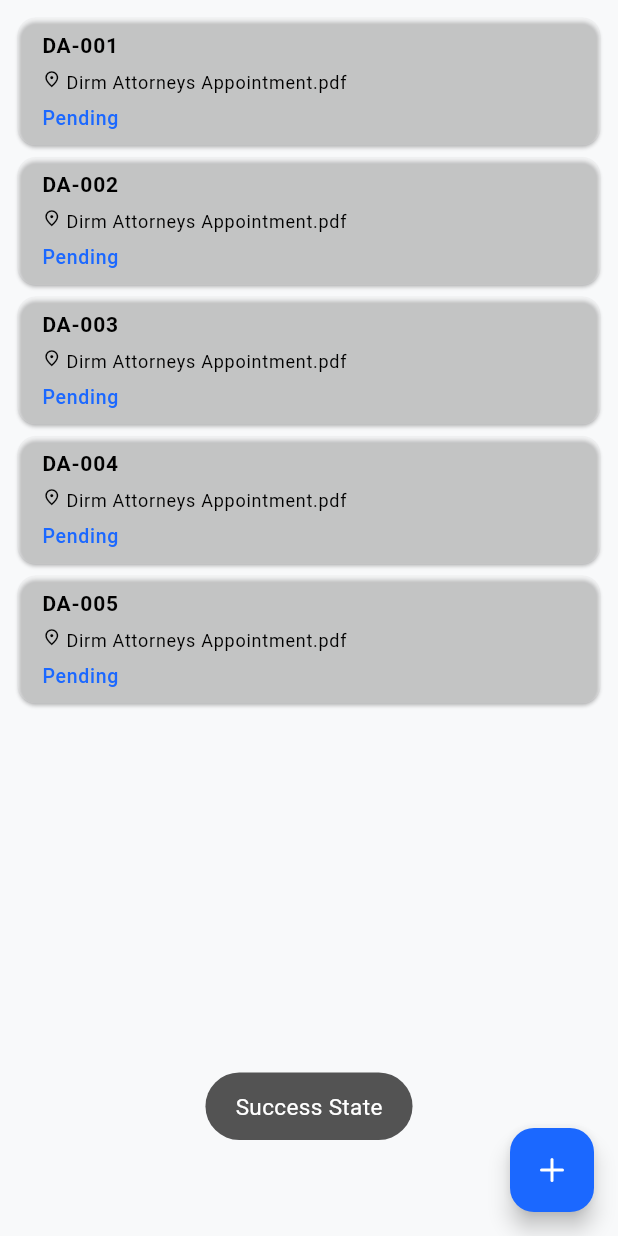
After one commit to infinite-dev22/law_mobile_app, a Flutter app: the AppointmentsPage screen opened directly, on a phone screen of 412 x 824 dp. The commit adds this screen. Run offline on Flutter 3.47's test engine with Material 3 defaults, Android fonts, the phone set to English and light mode, and no system bars; our stand-ins replace awesome_extensions, bloc, equatable, flutter_bloc, flutter_feather_icons, icons_plus and 1 more.

Commit message:
Add appointments features

```diff
--- /dev/null
+++ b/lib/appointments/data/model/appointment.dart
@@ -0,0 +1,15 @@
+class Appointment {
+  String issueId;
+  String clientName;
+  String title;
+  String documentTitle;
+  String status;
+
+  Appointment(
+    this.issueId,
+    this.clientName,
+    this.title,
+    this.documentTitle,
+    this.status,
+  );
+}
--- /dev/null
+++ b/lib/appointments/data/repository/definition/appointment_repo.dart
@@ -0,0 +1,5 @@
+import '../../model/appointment.dart';
+
+abstract class AppointmentRepo {
+  Future<List<Appointment>> getAllAppointments(String authToken);
+}
--- /dev/null
+++ b/lib/appointments/data/repository/implementation/appointment_repo_impl.dart
@@ -0,0 +1,26 @@
+import '../../model/appointment.dart';
+import '../definition/appointment_repo.dart';
+
+class AppointmentRepoImpl extends AppointmentRepo {
+  @override
+  Future<List<Appointment>> getAllAppointments(String authToken) async {
+    // TODO: implement getAllAppointments
+    // throw UnimplementedError();
+    List<Appointment> getAppointments() {
+      return [
+        Appointment('DA-001', 'Admin', 'Demo Appointment 2', 'Dirm Attorneys Appointment.pdf',
+            'Pending'),
+        Appointment('DA-002', 'Admin', 'Demo Legal Appointment',
+            'Dirm Attorneys Appointment.pdf', 'Pending'),
+        Appointment('DA-003', 'Admin', 'Demo Legal Appointment',
+            'Dirm Attorneys Appointment.pdf', 'Pending'),
+        Appointment('DA-004', 'Admin', 'Demo Legal Appointment',
+            'Dirm Attorneys Appointment.pdf', 'Pending'),
+        Appointment('DA-005', 'Admin', 'Demo Legal Appointment',
+            'Dirm Attorneys Appointment.pdf', 'Pending'),
+      ];
+    }
+
+    return getAppointments();
+  }
+}
--- /dev/null
+++ b/lib/appointments/presentation/bloc/appointment_page/appointments_page_bloc.dart
@@ -0,0 +1,88 @@
+import 'dart:developer';
+
+import 'package:bloc/bloc.dart';
+import 'package:equatable/equatable.dart';
+import 'package:flutter/foundation.dart';
+
+import '../../../../Global/Variables/app_runtime_values.dart';
+import '../../../data/model/appointment.dart';
+import '../../../data/repository/implementation/appointment_repo_impl.dart';
+
+part 'appointments_page_event.dart';
+part 'appointments_page_state.dart';
+
+class AppointmentsPageBloc
+    extends Bloc<AppointmentsPageEvent, AppointmentsPageState> {
+  AppointmentsPageBloc() : super(const AppointmentsPageState()) {
+    on<RefreshAppointmentsEvent>(_mapRefreshAppointmentsToState);
+    on<LoadAppointmentsEvent>(_mapFetchAppointmentsToState);
+  }
+
+  _mapRefreshAppointmentsToState(
+      RefreshAppointmentsEvent event, Emitter<AppointmentsPageState> emit) async {
+    emit(state.copyWith(status: AppointmentsPageStatus.loading));
+    await AppointmentRepoImpl()
+        .getAllAppointments(currentUserToken)
+        .then((appointments) {
+      if (appointments.isNotEmpty) {
+        emit(state.copyWith(
+            status: AppointmentsPageStatus.success, appointments: appointments));
+      } else {
+        emit(state.copyWith(status: AppointmentsPageStatus.empty));
+      }
+    }).onError((error, stackTrace) {
+      emit(state.copyWith(status: AppointmentsPageStatus.error));
+      if (kDebugMode) {
+        log("Error: $error");
+        log("Stacktrace: $stackTrace");
+      }
+    });
+  }
+
+  _mapFetchAppointmentsToState(
+      LoadAppointmentsEvent event, Emitter<AppointmentsPageState> emit) async {
+    emit(state.copyWith(status: AppointmentsPageStatus.loading));
+    await AppointmentRepoImpl()
+        .getAllAppointments(currentUserToken)
+        .then((appointments) {
+      if (appointments.isNotEmpty) {
+        emit(state.copyWith(
+            status: AppointmentsPageStatus.success, appointments: appointments));
+      } else {
+        emit(state.copyWith(status: AppointmentsPageStatus.empty));
+      }
+    }).onError((error, stackTrace) {
+      emit(state.copyWith(status: AppointmentsPageStatus.error));
+      if (kDebugMode) {
+        log("Error: $error");
+        log("Stacktrace: $stackTrace");
+      }
+    });
+  }
+
+  @override
+  void onEvent(AppointmentsPageEvent event) {
+    log(event.toString());
+    super.onEvent(event);
+  }
+
+  @override
+  void onTransition(
+      Transition<AppointmentsPageEvent, AppointmentsPageState> transition) {
+    log(transition.toString());
+    super.onTransition(transition);
+  }
+
+  @override
+  void onChange(Change<AppointmentsPageState> change) {
+    log(change.toString());
+    super.onChange(change);
+  }
+
+  @override
+  void onError(Object error, StackTrace stackTrace) {
+    log(error.toString());
+    log(stackTrace.toString());
+    super.onError(error, stackTrace);
+  }
+}
--- /dev/null
+++ b/lib/appointments/presentation/bloc/appointment_page/appointments_page_event.dart
@@ -0,0 +1,23 @@
+part of 'appointments_page_bloc.dart';
+
+sealed class AppointmentsPageEvent extends Equatable {
+  const AppointmentsPageEvent();
+
+  @override
+  List<Object?> get props => [];
+}
+
+class LoadAppointmentsEvent extends AppointmentsPageEvent {}
+
+class RefreshAppointmentsEvent extends AppointmentsPageEvent {}
+
+class LoadSingleAppointmentEvent extends AppointmentsPageEvent {
+  final int id;
+
+  const LoadSingleAppointmentEvent(this.id);
+
+  @override
+  List<Object?> get props => [id];
+}
+
+class AppointmentAddedEvent extends AppointmentsPageEvent {}
--- /dev/null
+++ b/lib/appointments/presentation/bloc/appointment_page/appointments_page_state.dart
@@ -0,0 +1,59 @@
+part of 'appointments_page_bloc.dart';
+
+enum AppointmentsPageStatus {
+  initial,
+  success,
+  loading,
+  error,
+  notFound,
+  empty,
+}
+
+extension AppointmentsPageStatusX on AppointmentsPageStatus {
+  bool get isInitial => this == AppointmentsPageStatus.initial;
+
+  bool get isSuccess => this == AppointmentsPageStatus.success;
+
+  bool get isLoading => this == AppointmentsPageStatus.loading;
+
+  bool get isError => this == AppointmentsPageStatus.error;
+
+  bool get isNotFound => this == AppointmentsPageStatus.notFound;
+
+  bool get isEmpty => this == AppointmentsPageStatus.empty;
+}
+
+@immutable
+class AppointmentsPageState extends Equatable {
+  final List<Appointment>? appointments;
+  final AppointmentsPageStatus status;
+  final Appointment? appointment;
+
+  const AppointmentsPageState({
+    this.appointments,
+    this.status = AppointmentsPageStatus.initial,
+    this.appointment,
+  });
+
+  @override
+  // TODO: implement props
+  List<Object?> get props => [
+    appointments,
+    status,
+    appointment,
+  ];
+
+  AppointmentsPageState copyWith({
+    List<Appointment>? appointments,
+    AppointmentsPageStatus? status,
+    Appointment? appointment,
+    bool? isAppointmentLoading,
+    String? message,
+  }) {
+    return AppointmentsPageState(
+      appointments: appointments ?? this.appointments,
+      status: status ?? this.status,
+      appointment: appointment ?? this.appointment,
+    );
+  }
+}
--- /dev/null
+++ b/lib/appointments/presentation/pages/appointments_page.dart
@@ -0,0 +1,69 @@
+import 'package:flutter/material.dart';
+import 'package:flutter_bloc/flutter_bloc.dart';
+import 'package:flutter_feather_icons/flutter_feather_icons.dart';
+import 'package:toast/toast.dart';
+
+import '../../../Global/Widgets/error_widget.dart';
+import '../../../Global/Widgets/loading_widget.dart';
+import '../bloc/appointment_page/appointments_page_bloc.dart';
+import '../widget/appointment_success_widget.dart';
+
+class AppointmentsPage extends StatelessWidget {
+  const AppointmentsPage({super.key});
+
+  @override
+  Widget build(BuildContext context) {
+    ToastContext().init(context);
+
+    return Scaffold(
+      floatingActionButton: FloatingActionButton(
+        child: const Icon(FeatherIcons.plus),
+        onPressed: () {
+          showModalBottomSheet(
+            context: context,
+            builder: (context) {
+              return const Center(
+                child: Text("Appointment Form here"),
+              );
+            },
+          );
+        },
+      ),
+      body: BlocConsumer<AppointmentsPageBloc, AppointmentsPageState>(
+        builder: (context, state) {
+          if (state.status.isInitial) {
+            context.read<AppointmentsPageBloc>().add(LoadAppointmentsEvent());
+          }
+          if (state.status.isSuccess) {
+            return const AppointmentSuccessWidget();
+          }
+          if (state.status.isLoading) {
+            return const GlobalLoadingWidget();
+          }
+          if (state.status.isError) {
+            return const GlobalErrorWidget();
+          }
+          return const GlobalLoadingWidget();
+        },
+        listener: (context, state) {
+          if (state.status.isInitial) {
+            Toast.show("Initial State",
+                duration: Toast.lengthShort, gravity: Toast.bottom);
+          }
+          if (state.status.isSuccess) {
+            Toast.show("Success State",
+                duration: Toast.lengthShort, gravity: Toast.bottom);
+          }
+          if (state.status.isLoading) {
+            Toast.show("Loading State",
+                duration: Toast.lengthShort, gravity: Toast.bottom);
+          }
+          if (state.status.isError) {
+            Toast.show("Error State",
+                duration: Toast.lengthShort, gravity: Toast.bottom);
+          }
+        },
+      ),
+    );
+  }
+}
--- /dev/null
+++ b/lib/appointments/presentation/widget/appointment_item_widget.dart
@@ -0,0 +1,71 @@
+import 'package:flutter/material.dart';
+
+import '../../../Global/Variables/colors.dart';
+import '../../data/model/appointment.dart';
+
+class AppointmentItem extends StatelessWidget {
+  const AppointmentItem({super.key, required this.data});
+
+  final Appointment data;
+
+  @override
+  Widget build(BuildContext context) {
+    return Row(
+      children: [
+        Expanded(
+          child: _buildInfo(),
+        )
+      ],
+    );
+  }
+
+  Widget _buildInfo() {
+    return Column(
+      crossAxisAlignment: CrossAxisAlignment.start,
+      children: [
+        Text(
+          data.issueId,
+          maxLines: 1,
+          overflow: TextOverflow.ellipsis,
+          style: const TextStyle(fontSize: 14, fontWeight: FontWeight.w600),
+        ),
+        const SizedBox(
+          height: 5,
+        ),
+        Row(
+          crossAxisAlignment: CrossAxisAlignment.start,
+          children: [
+            const Icon(
+              Icons.place_outlined,
+              size: 13,
+            ),
+            const SizedBox(
+              width: 3,
+            ),
+            Expanded(
+              child: Text(
+                data.documentTitle,
+                maxLines: 1,
+                overflow: TextOverflow.ellipsis,
+                style: const TextStyle(
+                  fontSize: 12,
+                ),
+              ),
+            ),
+          ],
+        ),
+        const SizedBox(
+          height: 5,
+        ),
+        Text(
+          data.status,
+          style: const TextStyle(
+            fontSize: 13,
+            color: AppColors.primary,
+            fontWeight: FontWeight.w500,
+          ),
+        )
+      ],
+    );
+  }
+}
--- /dev/null
+++ b/lib/appointments/presentation/widget/appointment_success_widget.dart
@@ -0,0 +1,28 @@
+import 'package:flutter/material.dart';
+import 'package:flutter_bloc/flutter_bloc.dart';
+
+import '../bloc/appointment_page/appointments_page_bloc.dart';
+import 'appointment_item_widget.dart';
+
+class AppointmentSuccessWidget extends StatelessWidget {
+  const AppointmentSuccessWidget({super.key});
+
+  @override
+  Widget build(BuildContext context) {
+    return BlocConsumer<AppointmentsPageBloc, AppointmentsPageState>(
+      builder: (context, state) {
+        return ListView.builder(
+            padding: const EdgeInsets.all(8.0),
+            itemCount: state.appointments!.length,
+            itemBuilder: (context, index) => Card(
+                  color: Colors.white10.withOpacity(.2),
+                  child: ListTile(
+                    title: AppointmentItem(
+                        data: state.appointments!.elementAt(index)),
+                  ),
+                ));
+      },
+      listener: (context, state) {},
+    );
+  }
+}
--- a/lib/main.dart
+++ b/lib/main.dart
@@ -1,5 +1,6 @@
 import 'package:dirm_attorneys_mobile/Global/Theming/bloc/theme_manager_bloc.dart';
 import 'package:dirm_attorneys_mobile/Global/Theming/theme.dart';
+import 'package:dirm_attorneys_mobile/appointments/presentation/bloc/appointment_page/appointments_page_bloc.dart';
 import 'package:dirm_attorneys_mobile/legal_issues/presentation/bloc/legal_issues_page/legal_issues_pages_bloc.dart';
 import 'package:dirm_attorneys_mobile/root/presentation/bloc/nav_bar_bloc.dart';
 import 'package:dirm_attorneys_mobile/root/presentation/pages/root_page.dart';
@@ -19,6 +20,7 @@ void main() {
       BlocProvider(create: (context) => LegalDocumentsPageBloc()),
       BlocProvider(create: (context) => LegalCertificatesPageBloc()),
       BlocProvider(create: (context) => LegalCasesPageBloc()),
+      BlocProvider(create: (context) => AppointmentsPageBloc()),
     ],
     child: const MyApp(),
   ));
```
Also changed, not shown: lib/appointments/data/endpoint/appointments_endpoints.dart (added).
